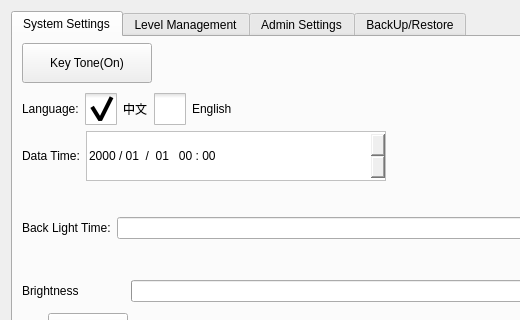
Old version of the form hcsettings/ichcsystemsettingsframe.ui in the repository dongdong-2009/3-5AxisRobot; both pictures show x 0 to 520 and y 0 to 320 of the 1196 by 463 pixel window.
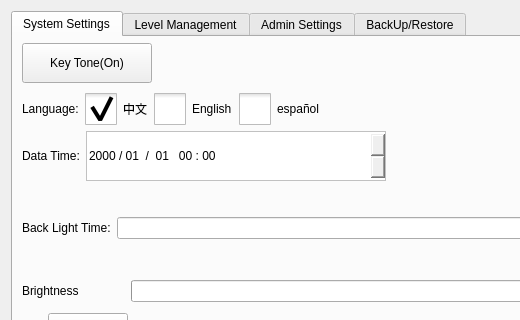
New version of the form. Icons and pictures are not drawn. Custom widgets are drawn as their Qt base class.

Patch:
```diff
--- a/hcsettings/ichcsystemsettingsframe.ui
+++ b/hcsettings/ichcsystemsettingsframe.ui
@@ -205,6 +205,41 @@
            </attribute>
           </widget>
          </item>
+         <item>
+          <widget class="QCheckBox" name="spanishBox">
+           <property name="styleSheet">
+            <string notr="true">::indicator {
+     width: 32px;
+     height: 32px;
+ }
+
+::indicator:unchecked 
+{
+     image: url(:/resource/check_unchecked.png);
+ }
+::indicator:checked 
+{
+     image: url(:/resource/check_checked.png);
+ }
+
+QRadioButton::indicator:checked:disabled
+{
+ image: url(:/resource/check_checked_disable.png);
+}
+
+QRadioButton::indicator:unchecked:disabled
+{
+ image: url(:/resource/check_unchecked_disable.png);
+}</string>
+           </property>
+           <property name="text">
+            <string>español</string>
+           </property>
+           <attribute name="buttonGroup">
+            <string notr="true">languageButtonGroup</string>
+           </attribute>
+          </widget>
+         </item>
          <item>
           <spacer name="horizontalSpacer">
            <property name="orientation">
```
